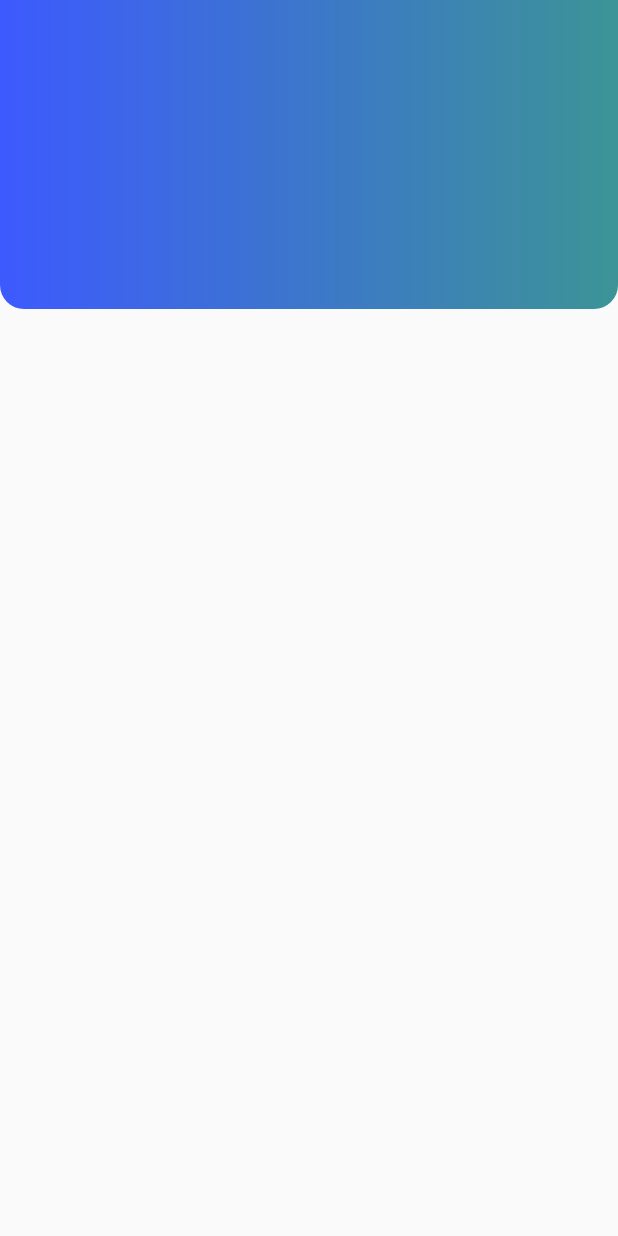
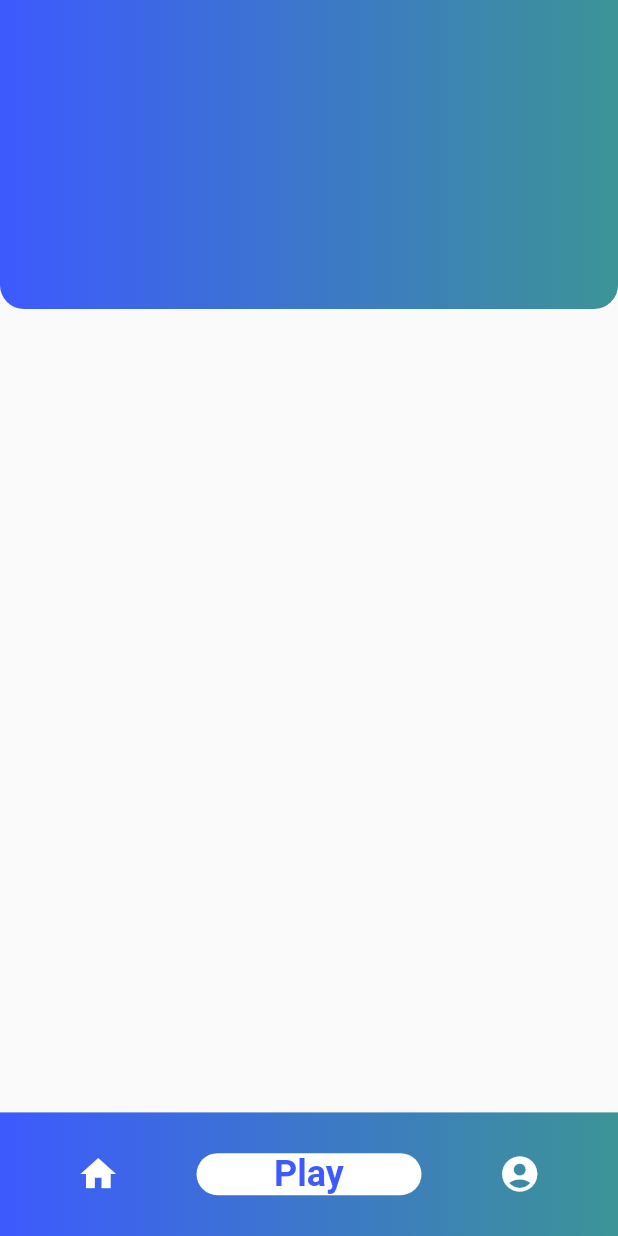
Before and after one commit to hanyikoh/WildCare-DSC-Kitahack-2021, a Flutter app: the screen it shows after launch, on a phone screen of 412 x 824 dp. Run offline on Flutter 3.47's test engine with Material 2 defaults, Android fonts, the phone set to English and light mode, and no system bars; project files that could hold a hidden picture were left out.

Commit message:
Add bottom bar

```diff
--- a/lib/leaderboard.dart
+++ b/lib/leaderboard.dart
@@ -30,8 +30,56 @@ class _LeaderboardState extends State<Leaderboard> {
                     colors: [_color, _color2],
                     begin: Alignment.centerLeft,
                     end: Alignment.centerRight)),
-            )),
+          ),
+        ),
+        Positioned(
+          bottom: 0,
+          left: 0,
+          right: 0,
+          child: Container(
+            height: screenHeight * 0.10,
+            decoration: BoxDecoration(
+              borderRadius: BorderRadius.only(
+                  bottomLeft: Radius.circular(0.0),
+                  bottomRight: Radius.circular(0.0)),
+              gradient: LinearGradient(
+                  colors: [_color, _color2],
+                  begin: Alignment.centerLeft,
+                  end: Alignment.centerRight),
+            ),
+            child: Row(
+              crossAxisAlignment: CrossAxisAlignment.center,
+              mainAxisAlignment: MainAxisAlignment.spaceEvenly,
+              children: <Widget>[
+                Icon(
+                  Icons.home,
+                  size: 28.0,
+                  color: Colors.white,
+                ),
+                Container(
+                  width:150.0,
+                    height: 28.0,
+                    decoration: ShapeDecoration(
+                        shape: StadiumBorder(), color: Colors.white),
+                    child: Center(
+                      child: Text("Play",
+                          style: TextStyle(
+                              color: _color,
+                              fontSize: 24.0,
+                              fontWeight: FontWeight.w600)),
+                    ),
+                ),
+                Icon(
+                  Icons.account_circle,
+                  size: 28.0,
+                  color:Colors.white,
+                )
               ],
-    ));
+            ),
+          ),
+        ),
+      ],
+    ),
+    );
   }
 }
```
Lines whose indentation alone changed are shown as unchanged.
